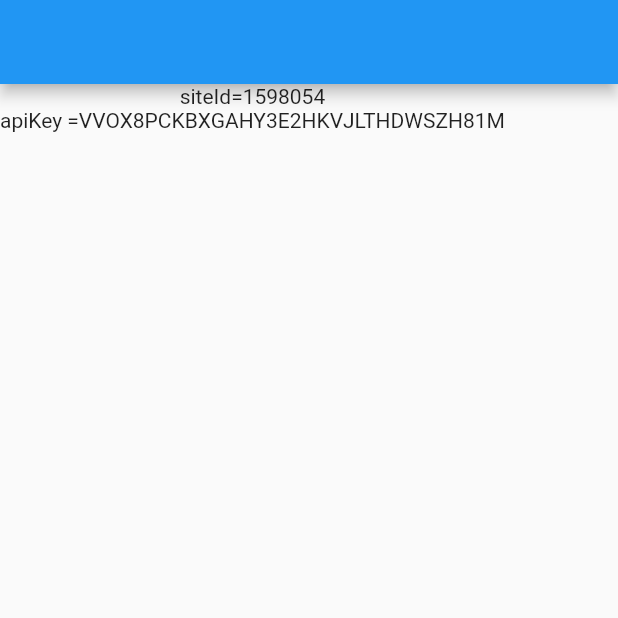
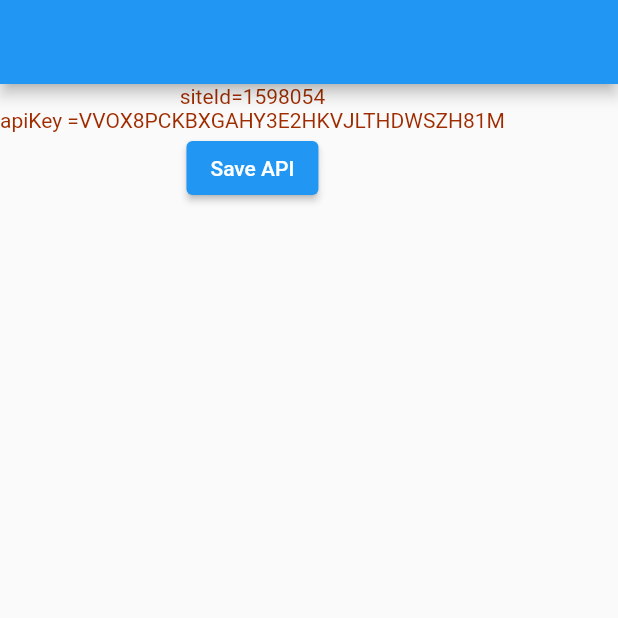
Before and after one commit to masterUNG/SolarcellAnalysis-1, a Flutter app: the screen it shows after launch, on a phone screen of 412 x 824 dp, the top half of it. Run offline on Flutter 3.47's test engine with Material 2 defaults, Android fonts, the phone set to English and light mode, and no system bars; our stand-ins replace dio, shared_preferences.

Commit message:
finish 7March

```diff
--- a/lib/utility/my_constant.dart
+++ b/lib/utility/my_constant.dart
@@ -1,10 +1,49 @@
 import 'package:flutter/material.dart';
 
 class Myconstant {
-
-  static String routeMainHome = '/mainHome' ;
-  static String routeFindAPIkey = '/findApiKey' ;
+  static String routeMainHome = '/mainHome';
+  static String routeFindAPIkey = '/findApiKey';
 
   static String apiKey = 'VVOX8PCKBXGAHY3E2HKVJLTHDWSZH81M';
   static String siteId = '1598054';
+
+  static Color primary = const Color(0xffd85c00);
+  static Color dark = const Color(0xff9f2c00);
+  static Color light = const Color(0xffff8c3a);
+
+  TextStyle h1Style() => TextStyle(
+        color: dark,
+        fontSize: 30,
+        fontWeight: FontWeight.bold,
+      );
+
+      TextStyle h1WhiteStyle() => const TextStyle(
+        color: Colors.white,
+        fontSize: 30,
+        fontWeight: FontWeight.bold,
+      );
+
+  TextStyle h2Style() => TextStyle(
+        color: dark,
+        fontSize: 18,
+        fontWeight: FontWeight.w700,
+      );
+
+      TextStyle h2WhiteStyle() => const TextStyle(
+        color: Colors.white,
+        fontSize: 18,
+        fontWeight: FontWeight.w700,
+      );
+
+  TextStyle h3Style() => TextStyle(
+        color: dark,
+        fontSize: 14,
+        fontWeight: FontWeight.normal,
+      );
+
+      TextStyle h3WhiteStyle() => const TextStyle(
+        color: Colors.white,
+        fontSize: 14,
+        fontWeight: FontWeight.normal,
+      );
 }
--- /dev/null
+++ b/lib/widgets/show_button.dart
@@ -0,0 +1,19 @@
+import 'package:flutter/material.dart';
+
+class ShowButton extends StatelessWidget {
+  final String label;
+  final Function () pressFunc;
+  const ShowButton({
+    Key? key,
+    required this.label,
+    required this.pressFunc,
+  }) : super(key: key);
+
+  @override
+  Widget build(BuildContext context) {
+    return ElevatedButton(
+      onPressed: pressFunc,
+      child: Text(label),
+    );
+  }
+}
--- a/lib/widgets/show_text.dart
+++ b/lib/widgets/show_text.dart
@@ -1,14 +1,17 @@
 import 'package:flutter/material.dart';
+import 'package:solarcellanalysis/utility/my_constant.dart';
 
 class ShowText extends StatelessWidget {
   final String label;
+  final TextStyle? textStyle;
   const ShowText({
     Key? key,
     required this.label,
+     this.textStyle,
   }) : super(key: key);
 
   @override
   Widget build(BuildContext context) {
-    return Text(label);
+    return Text(label, style: textStyle ?? Myconstant().h3Style(),);
   }
 }
--- a/pubspec.yaml
+++ b/pubspec.yaml
@@ -35,6 +35,7 @@ dependencies:
   # Use with the CupertinoIcons class for iOS style icons.
   cupertino_icons: ^1.0.2
   shared_preferences: ^2.0.13
+  dio: ^4.0.4
 
 dev_dependencies:
   flutter_test:
```
Also changed, not shown: lib/main.dart (+15 -8 lines), lib/models/details_model.dart (added, +225 -0 lines), lib/states/find_apikey.dart (+16 -0 lines), lib/states/main_home.dart (+100 -3 lines), lib/widgets/show_progress.dart (added, +12 -0 lines), pubspec.lock.
